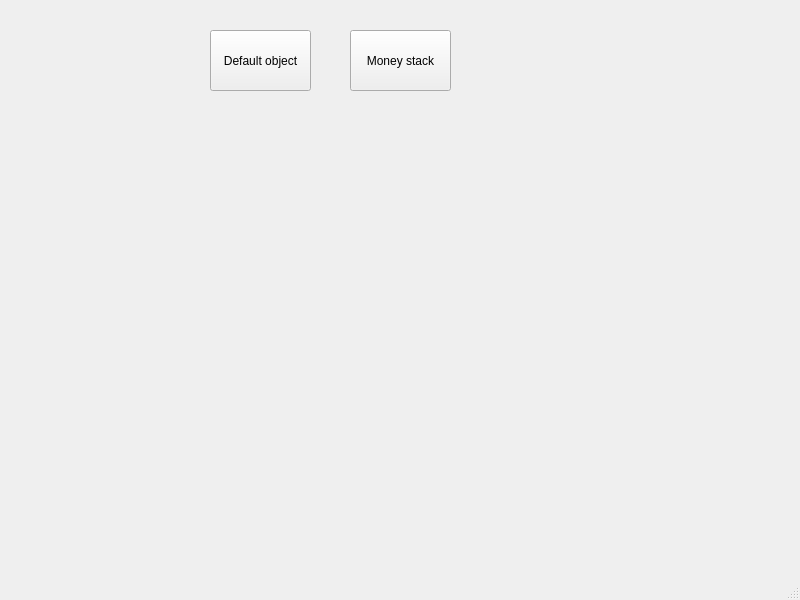
Old version of the form mainwindow.ui in the repository EverlaststingRolich/Lab1_3.
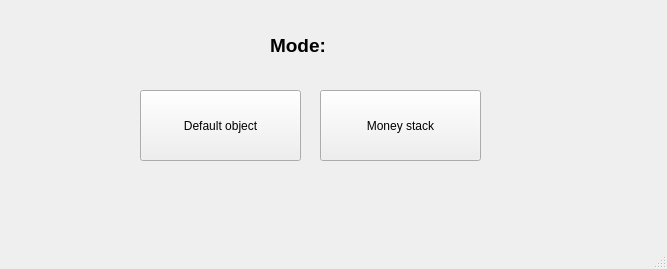
New version of the form.

What changed in the file:
```diff
--- a/mainwindow.ui
+++ b/mainwindow.ui
@@ -6,8 +6,8 @@
    <rect>
     <x>0</x>
     <y>0</y>
-    <width>800</width>
-    <height>600</height>
+    <width>667</width>
+    <height>269</height>
    </rect>
   </property>
   <property name="cursor">
@@ -23,10 +23,10 @@
    <widget class="QPushButton" name="pushButton">
     <property name="geometry">
      <rect>
-      <x>210</x>
-      <y>30</y>
-      <width>101</width>
-      <height>61</height>
+      <x>140</x>
+      <y>90</y>
+      <width>161</width>
+      <height>71</height>
      </rect>
     </property>
     <property name="text">
@@ -36,16 +36,29 @@
    <widget class="QPushButton" name="pushButton_2">
     <property name="geometry">
      <rect>
-      <x>350</x>
-      <y>30</y>
-      <width>101</width>
-      <height>61</height>
+      <x>320</x>
+      <y>90</y>
+      <width>161</width>
+      <height>71</height>
      </rect>
     </property>
     <property name="text">
      <string>Money stack</string>
     </property>
    </widget>
+   <widget class="QLabel" name="label">
+    <property name="geometry">
+     <rect>
+      <x>270</x>
+      <y>20</y>
+      <width>71</width>
+      <height>51</height>
+     </rect>
+    </property>
+    <property name="text">
+     <string>&lt;html&gt;&lt;head/&gt;&lt;body&gt;&lt;p&gt;&lt;span style=&quot; font-size:14pt; font-weight:600;&quot;&gt;Mode:&lt;/span&gt;&lt;/p&gt;&lt;/body&gt;&lt;/html&gt;</string>
+    </property>
+   </widget>
   </widget>
   <widget class="QMenuBar" name="menubar">
    <property name="geometry">
```
Left out of the diff: 2 changed lines with no effect on the pictures.
